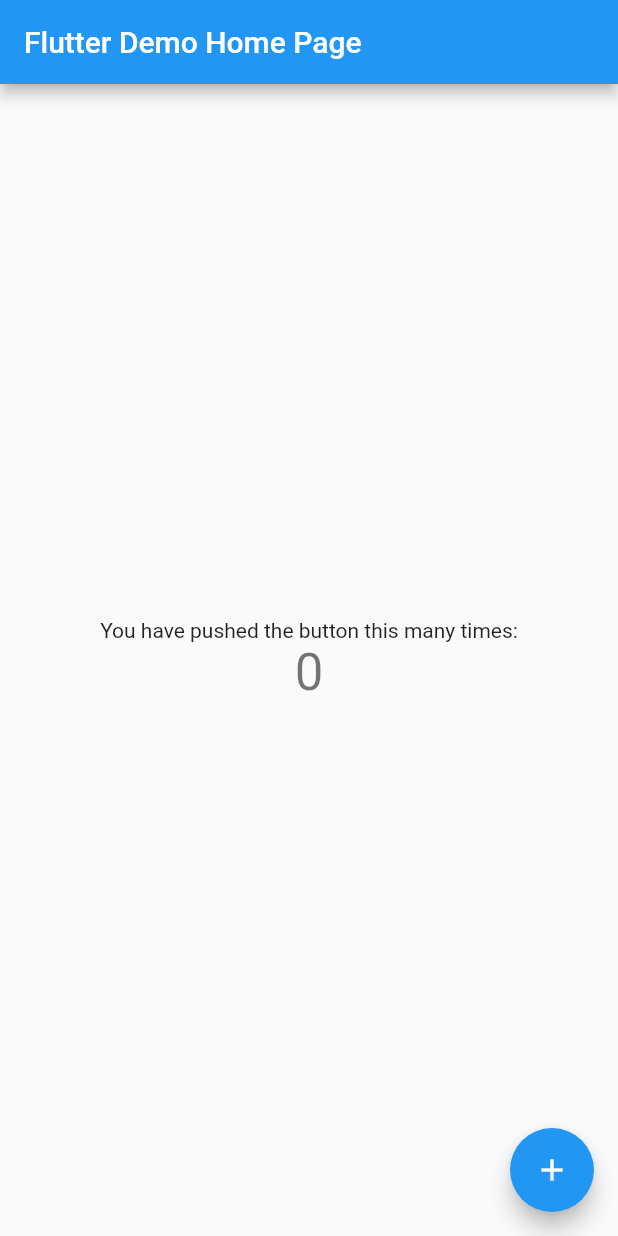
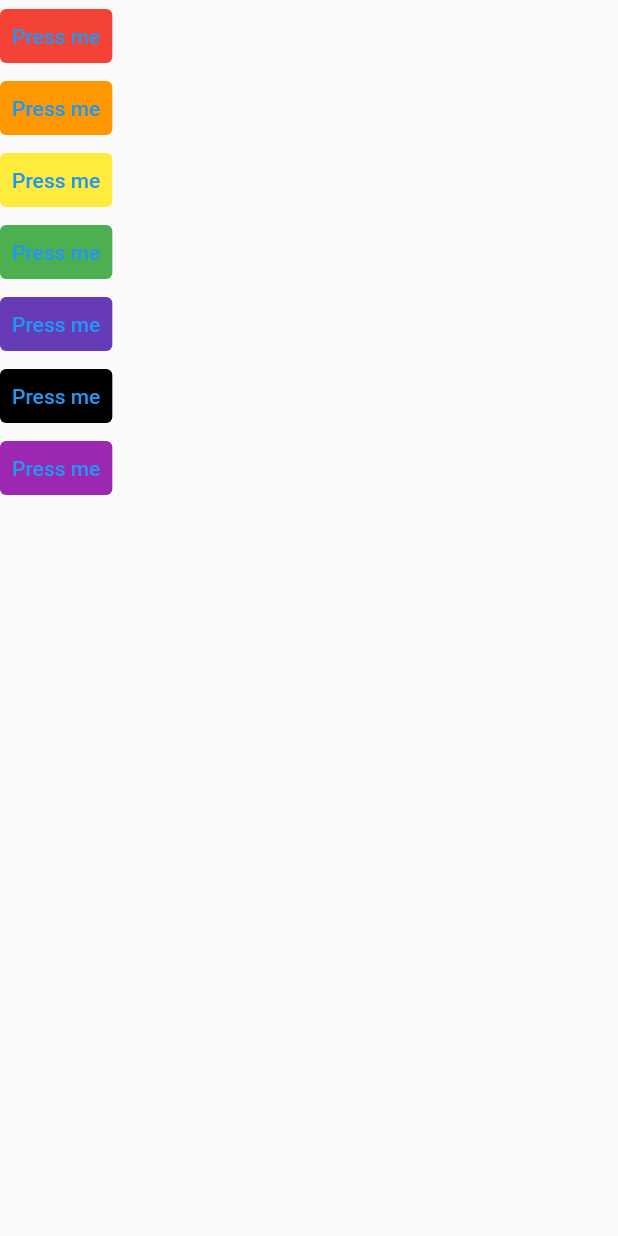
Before and after one commit to cleed8a/flutter, a Flutter app: the screen it shows after launch, on a phone screen of 412 x 824 dp. Run offline on Flutter 3.47's test engine with Material 2 defaults, Android fonts, the phone set to English and light mode, and no system bars; our stand-ins replace audioplayers.

Commit message:
03272023 Commit

```diff
--- a/module5/lib/main.dart
+++ b/module5/lib/main.dart
@@ -1,115 +1,95 @@
 import 'package:flutter/material.dart';
+import 'package:audioplayers/audioplayers.dart';
 
 void main() {
-  runApp(const MyApp());
+  runApp(XylophoneApp());
 }
 
-class MyApp extends StatelessWidget {
-  const MyApp({super.key});
+class XylophoneApp extends StatelessWidget {
+  const XylophoneApp({super.key});
 
   // This widget is the root of your application.
   @override
   Widget build(BuildContext context) {
     return MaterialApp(
-      title: 'Flutter Demo',
-      theme: ThemeData(
-        // This is the theme of your application.
-        //
-        // Try running your application with "flutter run". You'll see the
-        // application has a blue toolbar. Then, without quitting the app, try
-        // changing the primarySwatch below to Colors.green and then invoke
-        // "hot reload" (press "r" in the console where you ran "flutter run",
-        // or simply save your changes to "hot reload" in a Flutter IDE).
-        // Notice that the counter didn't reset back to zero; the application
-        // is not restarted.
-        primarySwatch: Colors.blue,
-      ),
-      home: const MyHomePage(title: 'Flutter Demo Home Page'),
-    );
+      home: Scaffold(
+        body: SafeArea(
+          child: Column(
+            children: [
+              TextButton(
+                style: TextButton.styleFrom(
+              backgroundColor: Colors.red
+          ),
+                onPressed: (){
+                  final audiocache = AudioCache();
+                  audiocache.play('note1.wav');
+                },
+                  child: Text("Press me")
+              ),
+              TextButton(
+                  style: TextButton.styleFrom(
+                      backgroundColor: Colors.orange
+                  ),
+                  onPressed: (){
+                    final audiocache = AudioCache();
+                    audiocache.play('note2.wav');
+                  },
+                  child: Text("Press me")
+              ),
+              TextButton(
+                  style: TextButton.styleFrom(
+                      backgroundColor: Colors.yellow
+                  ),
+                  onPressed: (){
+                    final audiocache = AudioCache();
+                    audiocache.play('note3.wav');
+                  },
+                  child: Text("Press me")
+              ),
+              TextButton(
+                  style: TextButton.styleFrom(
+                      backgroundColor: Colors.green
+                  ),
+                  onPressed: (){
+                    final audiocache = AudioCache();
+                    audiocache.play('note4.wav');
+                  },
+                  child: Text("Press me")
+              ),
+              TextButton(
+                  style: TextButton.styleFrom(
+                      backgroundColor: Colors.deepPurple
+                  ),
+                  onPressed: (){
+                    final audiocache = AudioCache();
+                    audiocache.play('note5.wav');
+                  },
+                  child: Text("Press me")
+              ),
+              TextButton(
+                  style: TextButton.styleFrom(
+                      backgroundColor: Colors.black
+                  ),
+                  onPressed: (){
+                    final audiocache = AudioCache();
+                    audiocache.play('note6.wav');
+                  },
+                  child: Text("Press me")
+              ),
+              TextButton(
+                  style: TextButton.styleFrom(
+                      backgroundColor: Colors.purple
+                  ),
+                  onPressed: (){
+                    final audiocache = AudioCache();
+                    audiocache.play('note7.wav');
+                  },
+                  child: Text("Press me")
+              ),
+            ],
+          )
+          )
+        ),
+      );
   }
 }
-
-class MyHomePage extends StatefulWidget {
-  const MyHomePage({super.key, required this.title});
-
-  // This widget is the home page of your application. It is stateful, meaning
-  // that it has a State object (defined below) that contains fields that affect
-  // how it looks.
-
-  // This class is the configuration for the state. It holds the values (in this
-  // case the title) provided by the parent (in this case the App widget) and
-  // used by the build method of the State. Fields in a Widget subclass are
-  // always marked "final".
-
-  final String title;
-
-  @override
-  State<MyHomePage> createState() => _MyHomePageState();
-}
-
-class _MyHomePageState extends State<MyHomePage> {
-  int _counter = 0;
-
-  void _incrementCounter() {
-    setState(() {
-      // This call to setState tells the Flutter framework that something has
-      // changed in this State, which causes it to rerun the build method below
-      // so that the display can reflect the updated values. If we changed
-      // _counter without calling setState(), then the build method would not be
-      // called again, and so nothing would appear to happen.
-      _counter++;
-    });
-  }
-
-  @override
-  Widget build(BuildContext context) {
-    // This method is rerun every time setState is called, for instance as done
-    // by the _incrementCounter method above.
-    //
-    // The Flutter framework has been optimized to make rerunning build methods
-    // fast, so that you can just rebuild anything that needs updating rather
-    // than having to individually change instances of widgets.
-    return Scaffold(
-      appBar: AppBar(
-        // Here we take the value from the MyHomePage object that was created by
-        // the App.build method, and use it to set our appbar title.
-        title: Text(widget.title),
-      ),
-      body: Center(
-        // Center is a layout widget. It takes a single child and positions it
-        // in the middle of the parent.
-        child: Column(
-          // Column is also a layout widget. It takes a list of children and
-          // arranges them vertically. By default, it sizes itself to fit its
-          // children horizontally, and tries to be as tall as its parent.
-          //
-          // Invoke "debug painting" (press "p" in the console, choose the
-          // "Toggle Debug Paint" action from the Flutter Inspector in Android
-          // Studio, or the "Toggle Debug Paint" command in Visual Studio Code)
-          // to see the wireframe for each widget.
-          //
-          // Column has various properties to control how it sizes itself and
-          // how it positions its children. Here we use mainAxisAlignment to
-          // center the children vertically; the main axis here is the vertical
-          // axis because Columns are vertical (the cross axis would be
-          // horizontal).
-          mainAxisAlignment: MainAxisAlignment.center,
-          children: <Widget>[
-            const Text(
-              'You have pushed the button this many times:',
-            ),
-            Text(
-              '$_counter',
-              style: Theme.of(context).textTheme.headlineMedium,
-            ),
-          ],
-        ),
-      ),
-      floatingActionButton: FloatingActionButton(
-        onPressed: _incrementCounter,
-        tooltip: 'Increment',
-        child: const Icon(Icons.add),
-      ), // This trailing comma makes auto-formatting nicer for build methods.
-    );
-  }
-}
--- a/module5/pubspec.yaml
+++ b/module5/pubspec.yaml
@@ -35,6 +35,7 @@
   # The following adds the Cupertino Icons font to your application.
   # Use with the CupertinoIcons class for iOS style icons.
   cupertino_icons: ^1.0.2
+  audioplayers: ^0.20.0
 
 dev_dependencies:
   flutter_test:
@@ -59,8 +60,8 @@
   uses-material-design: true
 
   # To add assets to your application, add an assets section, like this:
-  # assets:
-  #   - images/a_dot_burr.jpeg
+  assets:
+    - assets/
   #   - images/a_dot_ham.jpeg
 
   # An image asset can refer to one or more resolution-specific "variants", see
```
Also changed, not shown: module5/pubspec.lock, 1 other file.
